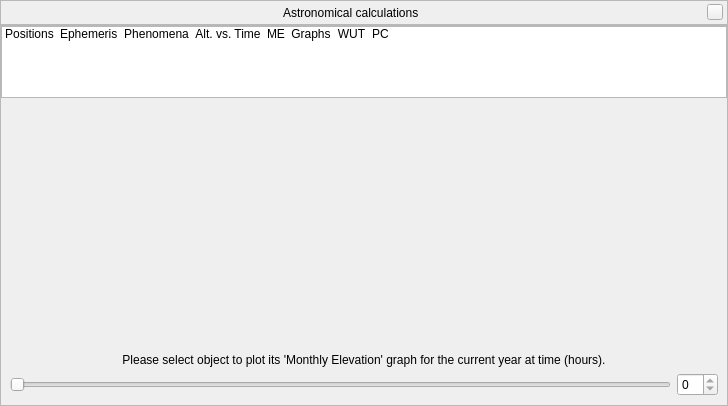
The window that src/gui/astroCalcDialog.ui (519984307/stellarium_src) describes before a commit, drawn with Qt 5.
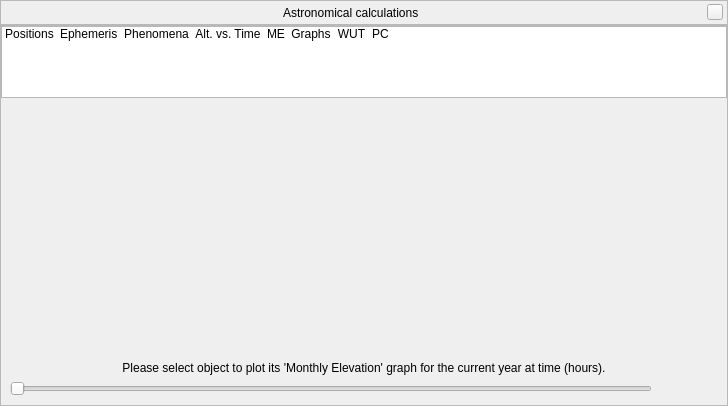
The same window after the commit. The open tabs and pages were chosen to show the change. Icons and pictures are not drawn. Custom widgets are drawn as their Qt base class.

Commit message: Another package of improvements for AstroCalc/ME tool

Diff of the .ui file:
```diff
--- a/src/gui/astroCalcDialog.ui
+++ b/src/gui/astroCalcDialog.ui
@@ -857,18 +857,24 @@
              </widget>
             </item>
             <item>
-             <widget class="QSpinBox" name="monthlyElevationTimeInfo">
-              <property name="toolTip">
-               <string>Time in hours</string>
+             <widget class="QLabel" name="monthlyElevationTimeInfo">
+              <property name="minimumSize">
+               <size>
+                <width>60</width>
+                <height>0</height>
+               </size>
+              </property>
+              <property name="maximumSize">
+               <size>
+                <width>60</width>
+                <height>16777215</height>
+               </size>
+              </property>
+              <property name="text">
+               <string/>
               </property>
               <property name="alignment">
-               <set>Qt::AlignLeading|Qt::AlignLeft|Qt::AlignVCenter</set>
-              </property>
-              <property name="readOnly">
-               <bool>true</bool>
-              </property>
-              <property name="maximum">
-               <number>23</number>
+               <set>Qt::AlignCenter</set>
               </property>
              </widget>
             </item>
```
The commit also changes 2 other files.
